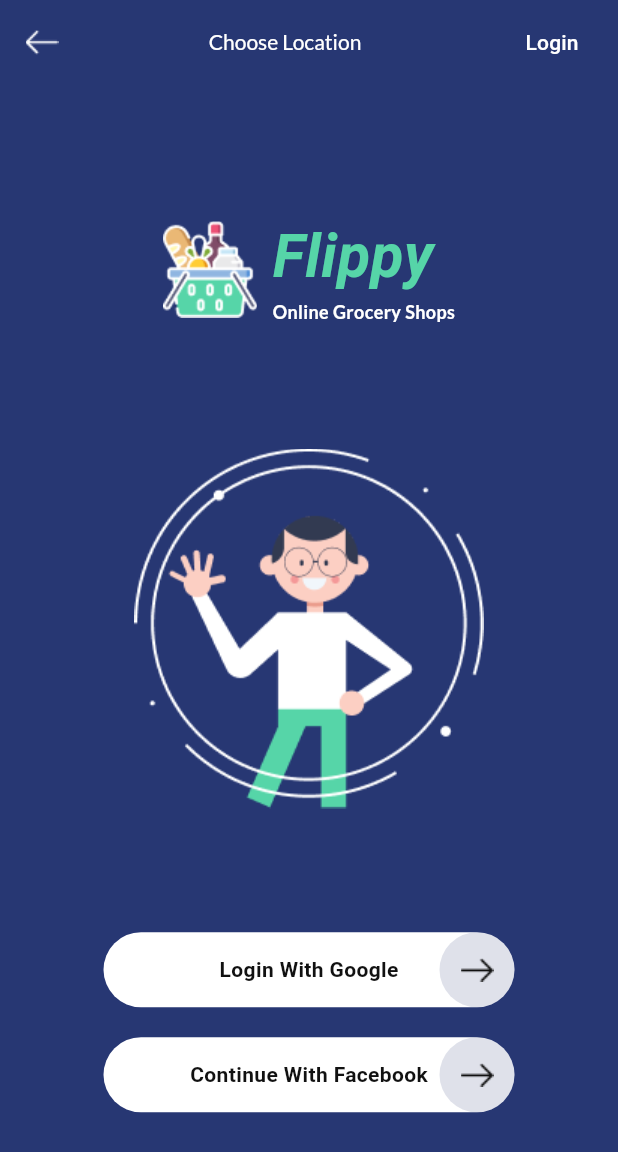
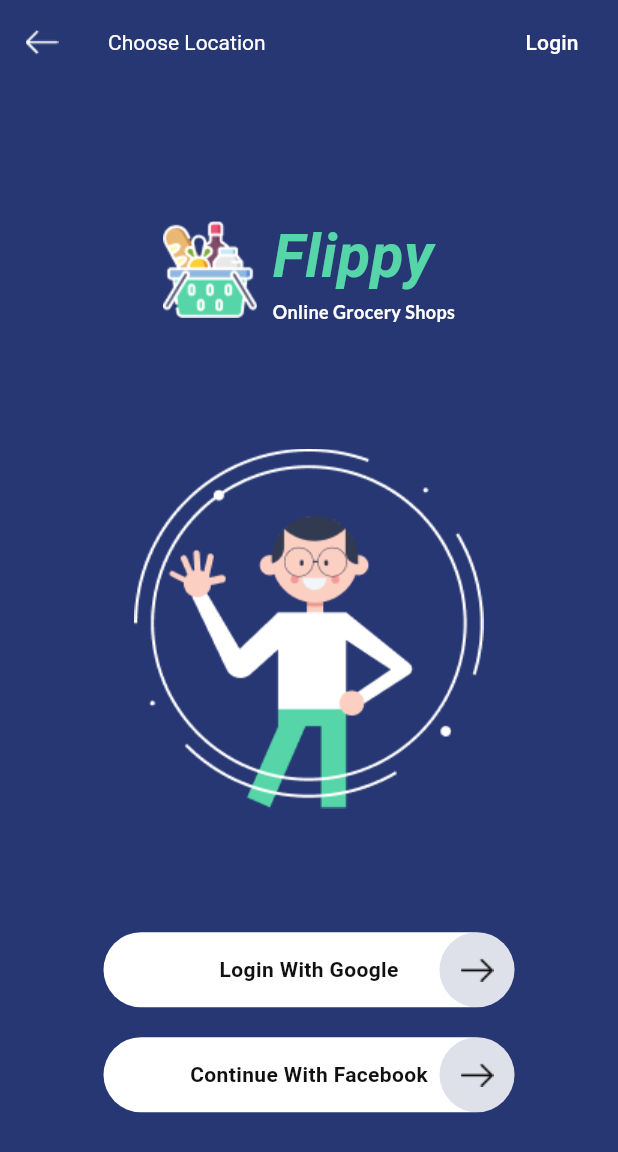
Before and after one commit to CodeVee/flippy_flutter, a Flutter app: the LoginRegisterPage screen opened by its route, on a phone screen of 412 x 824 dp. Shown: the top 1152 px of the screen. Run offline on Flutter 3.47's test engine with Material 3 defaults, Android fonts, the phone set to English and light mode, and no system bars; our stand-ins replace google_fonts; Roboto replaces fonts that are missing (Lemon).

Commit message:
changed app bar

```diff
--- a/lib/pages/login_register_page.dart
+++ b/lib/pages/login_register_page.dart
@@ -8,7 +8,7 @@ class LoginRegisterPage extends StatelessWidget {
   @override
   Widget build(BuildContext context) {
     return Scaffold(
-      appBar: MainAppBar(
+      appBar: AuthAppBar(
         title: "Choose Location",
         withLowerColor: true,
         actions: [
```
